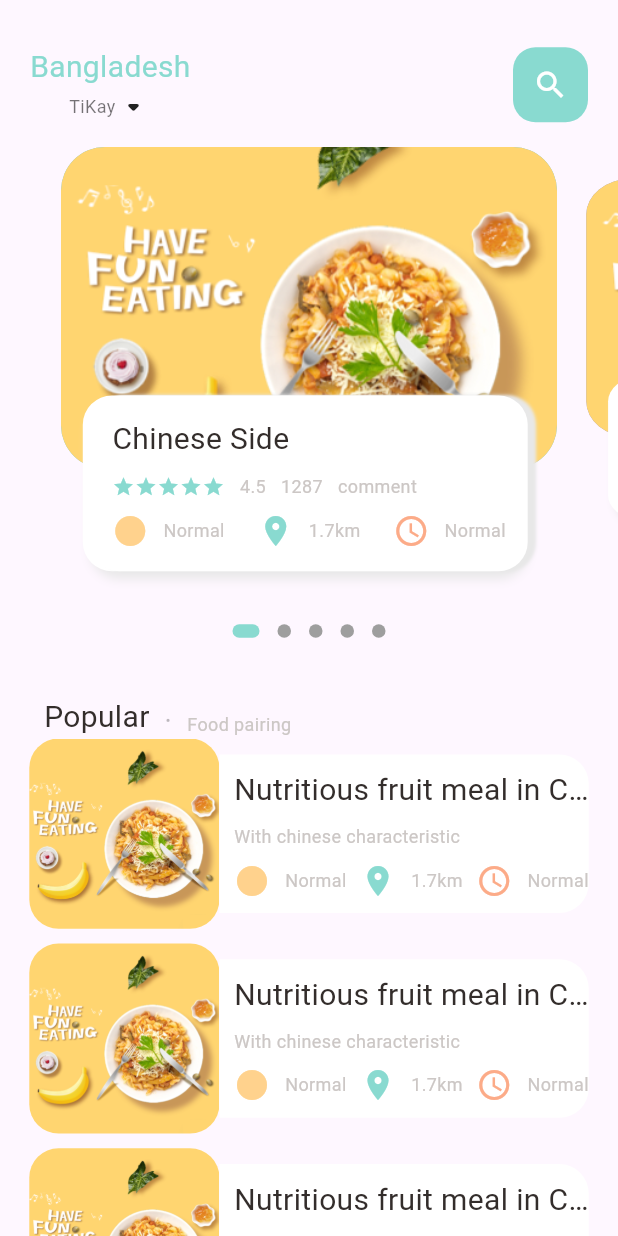
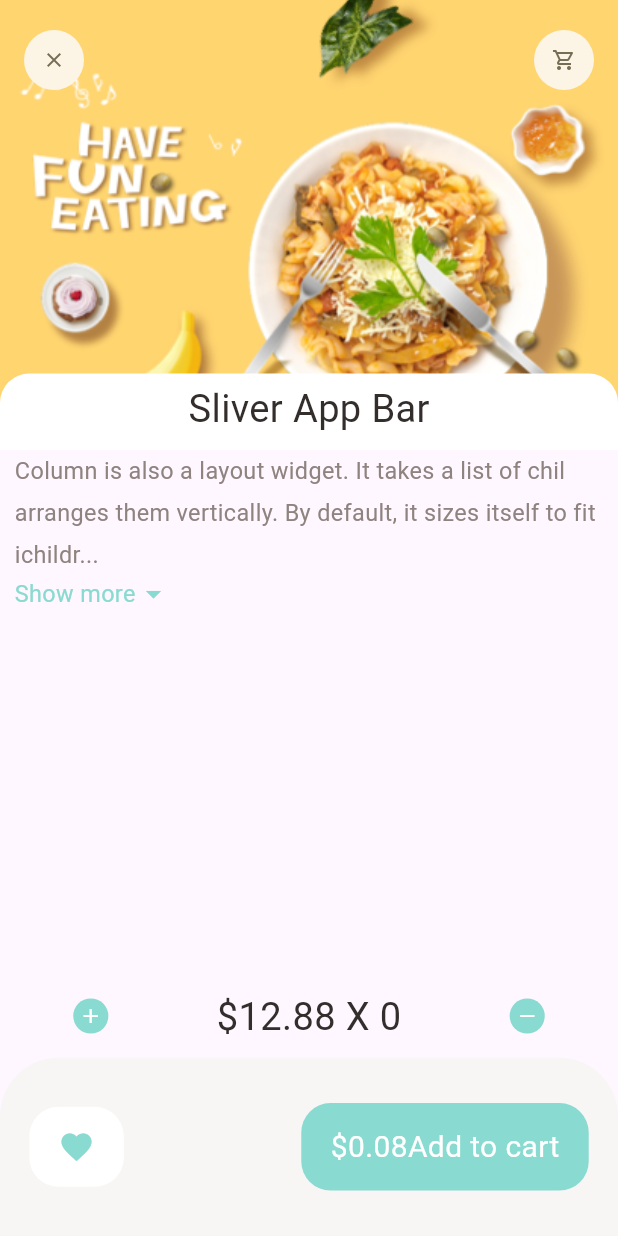
Before and after one commit to TKZues/food_delivery, a Flutter app: the screen it shows after launch, on a phone screen of 412 x 824 dp. Run offline on Flutter 3.47's test engine with Material 3 defaults, Android fonts, the phone set to English and light mode, and no system bars; drawn by our look-alikes of dots_indicator; our stand-ins replace get.

```diff
--- a/lib/main.dart
+++ b/lib/main.dart
@@ -1,4 +1,6 @@
 import 'package:flutter/material.dart';
+import 'package:food_delivery/pages/food/popular_food_detail.dart';
+import 'package:food_delivery/pages/food/recommended_food_detail.dart';
 // import 'package:food_delivery/home/main_food_page.dart';
 import 'package:food_delivery/pages/home/main_food_page.dart';
 import 'package:get/get.dart';
@@ -20,7 +22,7 @@ class MyApp extends StatelessWidget {
         colorScheme: ColorScheme.fromSeed(seedColor: Colors.deepPurple),
         useMaterial3: true,
       ),
-      home: MainFoodPage(),
+      home: RecommendedFoodDetail(),
     );
   }
 }
--- /dev/null
+++ b/lib/pages/food/recommended_food_detail.dart
@@ -0,0 +1,173 @@
+import 'package:flutter/cupertino.dart';
+import 'package:flutter/material.dart';
+import 'package:flutter/widgets.dart';
+import 'package:food_delivery/utils/color.dart';
+import 'package:food_delivery/utils/dimensions.dart';
+import 'package:food_delivery/widgets/app_icon.dart';
+import 'package:food_delivery/widgets/big_text.dart';
+import 'package:food_delivery/widgets/exandable_text_wiglet.dart';
+
+class RecommendedFoodDetail extends StatelessWidget {
+  const RecommendedFoodDetail({Key? key}) : super(key: key);
+
+  @override
+  Widget build(BuildContext context) {
+    return Scaffold(
+      body: CustomScrollView(
+        slivers: [
+          SliverAppBar(
+            toolbarHeight: 80,
+            title: Row(
+              mainAxisAlignment: MainAxisAlignment.spaceBetween,
+              children: [
+                AppIcon(icon: Icons.clear),
+                AppIcon(icon: Icons.shopping_cart_outlined)
+              ],
+            ),
+            bottom: PreferredSize(
+              preferredSize: Size.fromHeight(20),
+              child: Container(
+                decoration: BoxDecoration(
+                    color: Colors.white,
+                  borderRadius: BorderRadius.only(
+                    topRight: Radius.circular(Dimentions.radius20),
+                    topLeft: Radius.circular(Dimentions.radius20),
+
+                  )
+                ),
+
+                  child: Center(child: BigText(text: "Sliver App Bar", size: Dimentions.font26,)),
+                // height: double.maxFinite,
+                padding: EdgeInsets.only(top: 5,bottom: 10),
+              ),
+            ),
+            pinned: true,
+            backgroundColor: AppColors.yellowColor,
+            expandedHeight: 300,
+            flexibleSpace: FlexibleSpaceBar(
+              background: Image.asset(
+                "assets/image/food0.png",
+                width: double.maxFinite,
+                fit: BoxFit.cover,
+
+              ),
+            ),
+          ),
+          SliverToBoxAdapter(
+           child: Column(
+             children: [
+               Container(
+                 child: Exandable(text: "Column is also a layout widget. It takes a "
+           "list of chil arranges them vertically. By default, it "
+           "sizes itself to fit ichildren horizontally, and tries "
+           "to be as tall as its pare Invoke debug painting(press p in "
+           "the console, choose theToggle Debug Painaction from the Flutter "
+           "Inspector in AndroidStudio, or the Toggle Debug Paint command in "
+           "Visual Studio Code)to see the wireframe for each widget"
+           "list of chil arranges them vertically. By default, it "
+           "sizes itself to fit ichildren horizontally, and tries "
+           "to be as tall as its pare Invoke debug painting(press p in "
+           "the console, choose theToggle Debug Painaction from the Flutter "
+           "Inspector in AndroidStudio, or the Toggle Debug Paint command in "
+           "Visual Studio Code)to see the wireframe for each widget"
+           "list of chil arranges them vertically. By default, it "
+           "sizes itself to fit ichildren horizontally, and tries "
+           "to be as tall as its pare Invoke debug painting(press p in "
+           "the console, choose theToggle Debug Painaction from the Flutter "
+           "Inspector in AndroidStudio, or the Toggle Debug Paint command in "
+           "Visual Studio Code)to see the wireframe for each widget"
+           "Column is also a layout widget. It takes a "
+           "list of chil arranges them vertically. By default, it "
+           "sizes itself to fit ichildren horizontally, and tries "
+           "to be as tall as its pare Invoke debug painting(press p in "
+           "the console, choose theToggle Debug Painaction from the Flutter "
+           "Inspector in AndroidStudio, or the Toggle Debug Paint command in "
+           "Visual Studio Code)to see the wireframe for each widget"
+           "list of chil arranges them vertically. By default, it "
+           "sizes itself to fit ichildren horizontally, and tries "
+           "to be as tall as its pare Invoke debug painting(press p in "
+           "the console, choose theToggle Debug Painaction from the Flutter "
+               "Inspector in AndroidStudio, or the Toggle Debug Paint command in "
+               "Visual Studio Code)to see the wireframe for each widget"
+               "list of chil arranges them vertically. By default, it "
+               "sizes itself to fit ichildren horizontally, and tries "
+           "to be as tall as its pare Invoke debug painting(press p in "
+           "the console, choose theToggle Debug Painaction from the Flutter "
+           "Inspector in AndroidStudio, or the Toggle Debug Paint command in "
+               "Visual Studio Code)to see the wireframe for each widget"),
+                 margin: EdgeInsets.only(left: Dimentions.width10, right: Dimentions.width10),
+               )
+             ],
+           ),
+          )
+        ],
+      ),
+      bottomNavigationBar: Column(
+        mainAxisSize: MainAxisSize.min,
+        children: [
+          Container(
+            padding: EdgeInsets.only(top: Dimentions.height10, bottom: Dimentions.height10, left: Dimentions.width20*2.5, right: Dimentions.width20*2.5),
+            child: Row(
+              mainAxisAlignment: MainAxisAlignment.spaceBetween,
+              children: [
+                AppIcon(
+                    icon: Icons.add,
+                  backgroundColor: AppColors.mainColor,
+                  iconColor: Colors.white,
+                  size: Dimentions.iconSize24,
+                ),
+                BigText(text: "\$12.88"+" X"+" 0", color: AppColors.mainBlackColor, size: Dimentions.font26,),
+                AppIcon(
+                  icon: Icons.remove,
+                  backgroundColor: AppColors.mainColor,
+                  iconColor: Colors.white,
+                  size: Dimentions.iconSize24,
+                )
+              ],
+            ),
+          ),
+          Container(
+            height: Dimentions.bottomHeightBar,
+            padding: EdgeInsets.only(left: Dimentions.width20, right: Dimentions.width20, top: Dimentions.height30, bottom: Dimentions.height30),
+            decoration: BoxDecoration(
+                color: AppColors.buttonBackgroundColor,
+                borderRadius: BorderRadius.only(
+                  topLeft: Radius.circular(Dimentions.radius20*2),
+                  topRight: Radius.circular(Dimentions.radius20*2),
+                )
+            ),
+            child: Row(
+              mainAxisAlignment: MainAxisAlignment.spaceBetween,
+              children: [
+                Container(
+                  padding: EdgeInsets.only(left: Dimentions.width20, right: Dimentions.width20, top: Dimentions.height15, bottom: Dimentions.height15),
+                  decoration: BoxDecoration(
+                    borderRadius: BorderRadius.circular(Dimentions.radius20),
+                    color: Colors.white,
+                  ),
+                  child: Icon(
+                    Icons.favorite,
+                    color: AppColors.mainColor,
+                  ),
+                ),
+                Container(
+                  padding: EdgeInsets.only(left: Dimentions.width20, right: Dimentions.width20, top: Dimentions.height15, bottom: Dimentions.height15),
+                  decoration: BoxDecoration(
+                    borderRadius: BorderRadius.circular(Dimentions.radius20),
+                    color: AppColors.mainColor,
+                  ),
+                  child: Row(
+                    children: [
+                      BigText(text: "\$0.08", color: Colors.white,),
+                      BigText(text: "Add to cart", color: Colors.white,),
+                    ],
+                  ),
+                )
+              ],
+            ),
+          ),
+        ],
+      ),
+    );
+  }
+}
--- a/lib/pages/home/food_page_body.dart
+++ b/lib/pages/home/food_page_body.dart
@@ -4,6 +4,7 @@ import 'package:flutter/material.dart';
 import 'package:flutter/widgets.dart';
 import 'package:food_delivery/utils/color.dart';
 import 'package:food_delivery/utils/dimensions.dart';
+import 'package:food_delivery/widgets/app_column.dart';
 import 'package:food_delivery/widgets/big_text.dart';
 import 'package:food_delivery/widgets/icon_and%20_text_widget.dart';
 import 'package:food_delivery/widgets/small_text.dart';
@@ -223,44 +224,7 @@ class _FoodPageBodyState extends State<FoodPageBody> {
               ),
               child: Container(
                 padding: EdgeInsets.only(left: Dimentions.width15, right: Dimentions.width15, top: Dimentions.height15),
-                child: Column(
-                  crossAxisAlignment: CrossAxisAlignment.start,
-                  children: [
-                    BigText(text: "Chinese Side"),
-                    SizedBox(height: Dimentions.height10,),
-                    Row(
-                      children: [
-                        Wrap(
-                          children: List.generate(5, (index) => Icon(Icons.star,color: AppColors.mainColor,size: 15,)),
-                        ),
-                        SizedBox(width: 10,),
-                        SmallText(text: "4.5",),
-                        SizedBox(width: 10,),
-                        SmallText(text: "1287"),
-                        SizedBox(width: 10,),
-                        SmallText(text: "comment")
-                      ],
-                    ),
-                    SizedBox(height: Dimentions.height10,),
-                    Row(
-                      mainAxisAlignment: MainAxisAlignment.spaceBetween,
-                      children: [
-                        IconAndTextWidget(
-                            icon: Icons.circle_sharp,
-                            text: 'Normal',
-                            iconColor: AppColors.iconColor1),
-                        IconAndTextWidget(
-                            icon: Icons.location_on,
-                            text: '1.7km',
-                            iconColor: AppColors.mainColor),
-                        IconAndTextWidget(
-                            icon: Icons.access_time,
-                            text: 'Normal',
-                            iconColor: AppColors.iconColor2)
-                      ],
-                    )
-                  ],
-                ),
+                child: AppColumn(text: "Chinese side",),
               ),
             ),
 
--- a/lib/utils/dimensions.dart
+++ b/lib/utils/dimensions.dart
@@ -14,7 +14,11 @@ class Dimentions{
   static double height30 = screenHeight/28.13;
 
   //liên quan đến font và radius
+
+  static double font16 = screenHeight/52.75;
   static double font20 = screenHeight/42.2;
+  static double font26 = screenHeight/32.46;
+
   static double radius20 = screenHeight/42.2;
   static double radius30 = screenHeight/28.13;
 //liên quan đến margin và padding
@@ -26,5 +30,12 @@ class Dimentions{
 // list view size
   static double listViewImgSize = screenWidth/3.25;
   static double listViewTextImgSize = screenWidth/3.9;
+  //popular food
+  static double popularFoodImgSize = screenHeight/2.41;
+  //icon size
+  static double iconSize24 = screenHeight/35.17;
+  static double iconSize16 = screenHeight/52.75;
 
+  //BOTTOM height bar
+  static double bottomHeightBar = screenHeight/6.93;
 }
--- /dev/null
+++ b/lib/widgets/app_icon.dart
@@ -0,0 +1,34 @@
+import 'package:flutter/cupertino.dart';
+import 'package:food_delivery/utils/dimensions.dart';
+
+class AppIcon extends StatelessWidget {
+  final IconData icon;
+  final Color iconColor;
+  final Color backgroundColor;
+  final double size;
+  final double iconSize;
+  AppIcon({Key? key,
+    required this.icon,
+    this.iconColor = const Color(0xFF756d54),
+     this.backgroundColor = const Color(0xFFfcf4e4),
+     this.size = 40,
+    this.iconSize = 16,
+  }) : super(key: key);
+
+  @override
+  Widget build(BuildContext context) {
+    return Container(
+      width: size,
+      height: size,
+      decoration: BoxDecoration(
+        borderRadius: BorderRadius.circular(size/2),
+        color: backgroundColor,
+      ),
+      child: Icon(
+        icon,
+        color: iconColor,
+        size: iconSize,
+      ),
+    );
+  }
+}
--- /dev/null
+++ b/lib/widgets/exandable_text_wiglet.dart
@@ -0,0 +1,58 @@
+import 'package:flutter/cupertino.dart';
+import 'package:flutter/material.dart';
+import 'package:food_delivery/utils/color.dart';
+import 'package:food_delivery/utils/dimensions.dart';
+import 'package:food_delivery/widgets/small_text.dart';
+
+class Exandable extends StatefulWidget {
+  final String text;
+  const Exandable({Key? key, required this.text}) : super(key: key);
+
+  @override
+  State<Exandable> createState() => _ExandableState();
+}
+
+class _ExandableState extends State<Exandable> {
+  late  String firstHaft;
+  late String secondHaft;
+
+  bool hiddenText = true;
+  double textHeight = Dimentions.screenHeight/6.63;
+  @override
+  void initState() {
+    // TODO: implement initState
+    super.initState();
+    if(widget.text.length > textHeight){
+      firstHaft = widget.text.substring(0, textHeight.toInt());
+      secondHaft = widget.text.substring(textHeight.toInt()+1, widget.text.length);
+    }else{
+      firstHaft = widget.text;
+      secondHaft ="";
+    }
+  }
+
+  @override
+  Widget build(BuildContext context) {
+    return Container(
+      child: secondHaft.isEmpty?SmallText(color: AppColors.paraColor,size: Dimentions.font16 ,text: firstHaft):Column(
+        children: [
+          SmallText(height: 1.8,color: AppColors.paraColor,size: Dimentions.font16 ,text: hiddenText?(firstHaft+'...'):(firstHaft+secondHaft)),
+          InkWell(
+            onTap: (){
+              setState(() {
+                hiddenText = !hiddenText;
+              });
+            },
+            child: Row(
+              children: [
+                SmallText(size: Dimentions.font16 ,text: "Show more", color: AppColors.mainColor,),
+                Icon(hiddenText?(Icons.arrow_drop_down):(Icons.arrow_drop_up), color: AppColors.mainColor,)
+              ],
+            ),
+          )
+
+        ],
+      )
+    );
+  }
+}
```
Also changed, not shown: lib/pages/food/popular_food_detail.dart (+151 -0 lines), lib/widgets/app_column.dart (added, +55 -0 lines), lib/helper/dependencies.dart (added).
